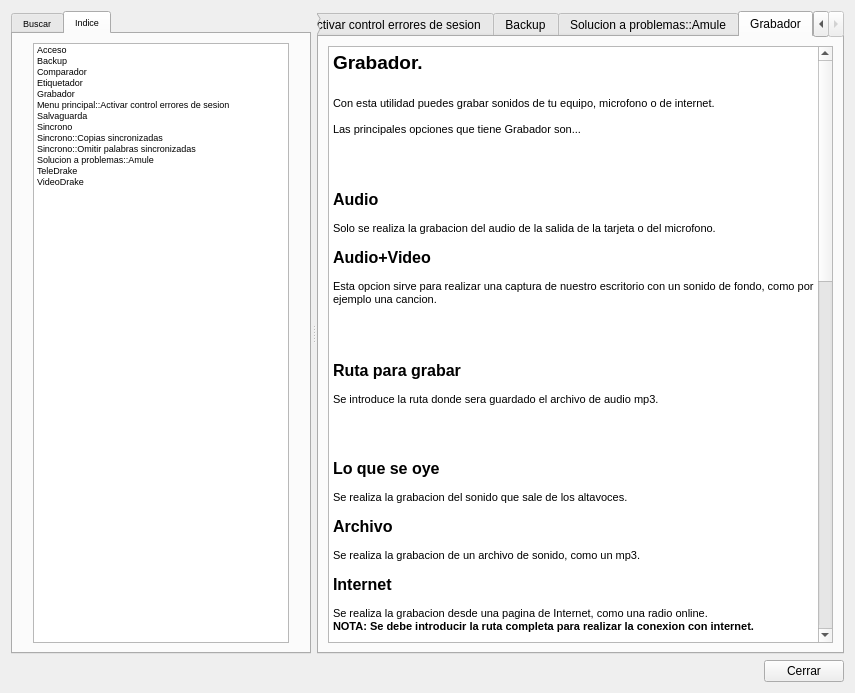
kapyderi/recoverdrake-v3, file ayuda.ui: the form before one commit.
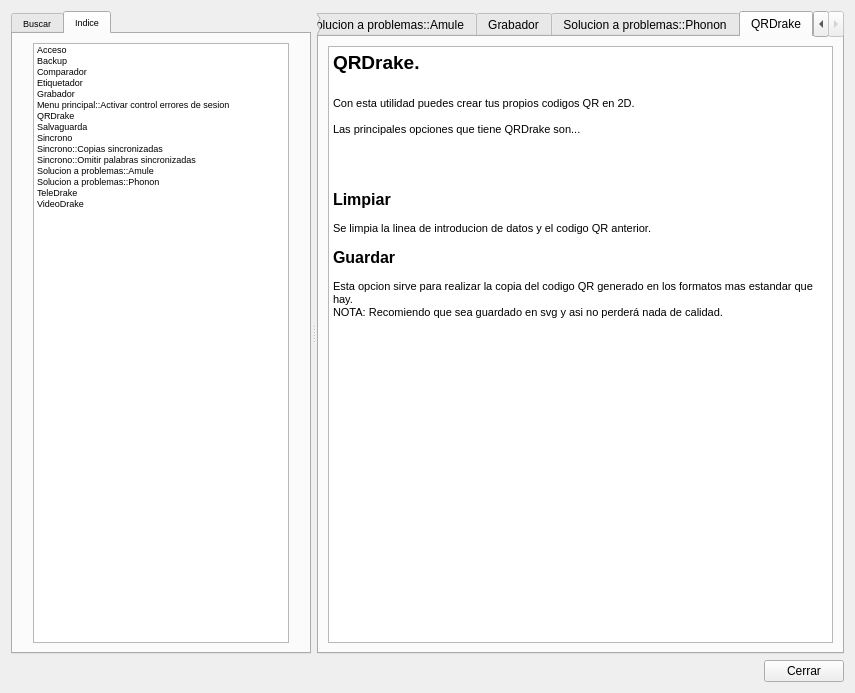
The form after the commit. The open tabs and pages were chosen to show the change. Icons and pictures are not drawn.

```diff
--- a/ayuda.ui
+++ b/ayuda.ui
@@ -248,6 +248,11 @@
             <string>Menu principal::Activar control errores de sesion</string>
            </property>
           </item>
+          <item>
+           <property name="text">
+            <string>QRDrake</string>
+           </property>
+          </item>
           <item>
            <property name="text">
             <string>Salvaguarda</string>
@@ -273,6 +278,11 @@
             <string>Solucion a problemas::Amule</string>
            </property>
           </item>
+          <item>
+           <property name="text">
+            <string>Solucion a problemas::Phonon</string>
+           </property>
+          </item>
           <item>
            <property name="text">
             <string>TeleDrake</string>
@@ -305,7 +315,7 @@
        <string>Ventana de ayuda</string>
       </property>
       <property name="currentIndex">
-       <number>12</number>
+       <number>14</number>
       </property>
       <widget class="QWidget" name="tab_1">
        <attribute name="title">
@@ -1482,6 +1492,69 @@
         </item>
        </layout>
       </widget>
+      <widget class="QWidget" name="tab_13">
+       <attribute name="title">
+        <string>Solucion a problemas::Phonon</string>
+       </attribute>
+       <layout class="QGridLayout" name="gridLayout_17">
+        <item row="0" column="0">
+         <widget class="QTextEdit" name="textEdit_14">
+          <property name="readOnly">
+           <bool>true</bool>
+          </property>
+          <property name="html">
+           <string>&lt;!DOCTYPE HTML PUBLIC &quot;-//W3C//DTD HTML 4.0//EN&quot; &quot;http://www.w3.org/TR/REC-html40/strict.dtd&quot;&gt;
+&lt;html&gt;&lt;head&gt;&lt;meta name=&quot;qrichtext&quot; content=&quot;1&quot; /&gt;&lt;style type=&quot;text/css&quot;&gt;
+p, li { white-space: pre-wrap; }
+&lt;/style&gt;&lt;/head&gt;&lt;body style=&quot; font-family:'Sans Serif'; font-size:9pt; font-weight:400; font-style:normal;&quot;&gt;
+&lt;p style=&quot; margin-top:0px; margin-bottom:0px; margin-left:0px; margin-right:0px; -qt-block-indent:0; text-indent:0px;&quot;&gt;&lt;span style=&quot; font-size:14pt; font-weight:600;&quot;&gt;Solucion a problema: Phonon.&lt;/span&gt;&lt;/p&gt;
+&lt;p style=&quot;-qt-paragraph-type:empty; margin-top:0px; margin-bottom:0px; margin-left:0px; margin-right:0px; -qt-block-indent:0; text-indent:0px; font-size:14pt; font-weight:600;&quot;&gt;&lt;br /&gt;&lt;/p&gt;
+&lt;p style=&quot; margin-top:0px; margin-bottom:0px; margin-left:0px; margin-right:0px; -qt-block-indent:0; text-indent:0px;&quot;&gt;&lt;img src=&quot;:/Imagenes/F1Qt.png&quot; /&gt;&lt;/p&gt;
+&lt;p style=&quot;-qt-paragraph-type:empty; margin-top:0px; margin-bottom:0px; margin-left:0px; margin-right:0px; -qt-block-indent:0; text-indent:0px; font-family:'Sans'; font-size:10pt;&quot;&gt;&lt;br /&gt;&lt;/p&gt;
+&lt;p style=&quot; margin-top:0px; margin-bottom:0px; margin-left:0px; margin-right:0px; -qt-block-indent:0; text-indent:0px;&quot;&gt;&lt;span style=&quot; font-size:8pt;&quot;&gt;Si utilizas QT para programar, he observado que hay un error en una nueva actualizacion de QT, donde Phonon si es utilizado en el codigo, da error y no se puede continuar.&lt;/span&gt;&lt;/p&gt;
+&lt;p style=&quot; margin-top:0px; margin-bottom:0px; margin-left:0px; margin-right:0px; -qt-block-indent:0; text-indent:0px;&quot;&gt;&lt;span style=&quot; font-size:8pt;&quot;&gt;Esto es debido a un problema con la libreria de kde y hay que realizar este paso para que todo funcione correctamente.&lt;/span&gt;&lt;/p&gt;&lt;/body&gt;&lt;/html&gt;</string>
+          </property>
+         </widget>
+        </item>
+       </layout>
+      </widget>
+      <widget class="QWidget" name="tab_14">
+       <attribute name="title">
+        <string>QRDrake</string>
+       </attribute>
+       <layout class="QGridLayout" name="gridLayout_18">
+        <item row="0" column="0">
+         <widget class="QTextEdit" name="textEdit_15">
+          <property name="readOnly">
+           <bool>true</bool>
+          </property>
+          <property name="html">
+           <string>&lt;!DOCTYPE HTML PUBLIC &quot;-//W3C//DTD HTML 4.0//EN&quot; &quot;http://www.w3.org/TR/REC-html40/strict.dtd&quot;&gt;
+&lt;html&gt;&lt;head&gt;&lt;meta name=&quot;qrichtext&quot; content=&quot;1&quot; /&gt;&lt;style type=&quot;text/css&quot;&gt;
+p, li { white-space: pre-wrap; }
+&lt;/style&gt;&lt;/head&gt;&lt;body style=&quot; font-family:'Sans Serif'; font-size:9pt; font-weight:400; font-style:normal;&quot;&gt;
+&lt;p style=&quot; margin-top:0px; margin-bottom:0px; margin-left:0px; margin-right:0px; -qt-block-indent:0; text-indent:0px;&quot;&gt;&lt;span style=&quot; font-size:14pt; font-weight:600;&quot;&gt;QRDrake.&lt;/span&gt;&lt;/p&gt;
+&lt;p style=&quot;-qt-paragraph-type:empty; margin-top:0px; margin-bottom:0px; margin-left:0px; margin-right:0px; -qt-block-indent:0; text-indent:0px; font-size:14pt; font-weight:600;&quot;&gt;&lt;br /&gt;&lt;/p&gt;
+&lt;p style=&quot; margin-top:0px; margin-bottom:0px; margin-left:0px; margin-right:0px; -qt-block-indent:0; text-indent:0px;&quot;&gt;&lt;span style=&quot; font-size:8pt;&quot;&gt;Con esta utilidad puedes crear tus propios codigos QR en 2D.&lt;/span&gt;&lt;/p&gt;
+&lt;p style=&quot;-qt-paragraph-type:empty; margin-top:0px; margin-bottom:0px; margin-left:0px; margin-right:0px; -qt-block-indent:0; text-indent:0px; font-size:8pt;&quot;&gt;&lt;br /&gt;&lt;/p&gt;
+&lt;p style=&quot; margin-top:0px; margin-bottom:0px; margin-left:0px; margin-right:0px; -qt-block-indent:0; text-indent:0px;&quot;&gt;&lt;span style=&quot; font-size:8pt;&quot;&gt;Las principales opciones que tiene QRDrake son...&lt;/span&gt;&lt;/p&gt;
+&lt;p style=&quot;-qt-paragraph-type:empty; margin-top:0px; margin-bottom:0px; margin-left:0px; margin-right:0px; -qt-block-indent:0; text-indent:0px; font-size:8pt;&quot;&gt;&lt;br /&gt;&lt;/p&gt;
+&lt;p style=&quot;-qt-paragraph-type:empty; margin-top:0px; margin-bottom:0px; margin-left:0px; margin-right:0px; -qt-block-indent:0; text-indent:0px; font-size:8pt;&quot;&gt;&lt;br /&gt;&lt;/p&gt;
+&lt;p style=&quot; margin-top:0px; margin-bottom:0px; margin-left:0px; margin-right:0px; -qt-block-indent:0; text-indent:0px;&quot;&gt;&lt;img src=&quot;:/Imagenes/F1QRDrake.png&quot; /&gt;&lt;/p&gt;
+&lt;p style=&quot;-qt-paragraph-type:empty; margin-top:0px; margin-bottom:0px; margin-left:0px; margin-right:0px; -qt-block-indent:0; text-indent:0px;&quot;&gt;&lt;br /&gt;&lt;/p&gt;
+&lt;p style=&quot; margin-top:0px; margin-bottom:0px; margin-left:0px; margin-right:0px; -qt-block-indent:0; text-indent:0px;&quot;&gt;&lt;span style=&quot; font-size:12pt; font-weight:600;&quot;&gt;Limpiar&lt;/span&gt;&lt;/p&gt;
+&lt;p style=&quot;-qt-paragraph-type:empty; margin-top:0px; margin-bottom:0px; margin-left:0px; margin-right:0px; -qt-block-indent:0; text-indent:0px; font-size:8pt;&quot;&gt;&lt;br /&gt;&lt;/p&gt;
+&lt;p style=&quot; margin-top:0px; margin-bottom:0px; margin-left:0px; margin-right:0px; -qt-block-indent:0; text-indent:0px;&quot;&gt;&lt;span style=&quot; font-size:8pt;&quot;&gt;Se limpia la linea de introducion de datos y el codigo QR anterior.&lt;/span&gt;&lt;/p&gt;
+&lt;p style=&quot;-qt-paragraph-type:empty; margin-top:0px; margin-bottom:0px; margin-left:0px; margin-right:0px; -qt-block-indent:0; text-indent:0px; font-size:8pt;&quot;&gt;&lt;br /&gt;&lt;/p&gt;
+&lt;p style=&quot; margin-top:0px; margin-bottom:0px; margin-left:0px; margin-right:0px; -qt-block-indent:0; text-indent:0px;&quot;&gt;&lt;span style=&quot; font-size:12pt; font-weight:600;&quot;&gt;Guardar&lt;/span&gt;&lt;/p&gt;
+&lt;p style=&quot;-qt-paragraph-type:empty; margin-top:0px; margin-bottom:0px; margin-left:0px; margin-right:0px; -qt-block-indent:0; text-indent:0px; font-size:8pt; font-weight:600;&quot;&gt;&lt;br /&gt;&lt;/p&gt;
+&lt;p style=&quot; margin-top:0px; margin-bottom:0px; margin-left:0px; margin-right:0px; -qt-block-indent:0; text-indent:0px;&quot;&gt;&lt;span style=&quot; font-size:8pt;&quot;&gt;Esta opcion sirve para realizar la copia del codigo QR generado en los formatos mas estandar que hay.&lt;/span&gt;&lt;/p&gt;
+&lt;p style=&quot; margin-top:0px; margin-bottom:0px; margin-left:0px; margin-right:0px; -qt-block-indent:0; text-indent:0px;&quot;&gt;&lt;span style=&quot; font-size:8pt;&quot;&gt;NOTA: Recomiendo que sea guardado en svg y asi no perderá nada de calidad.&lt;/span&gt;&lt;/p&gt;&lt;/body&gt;&lt;/html&gt;</string>
+          </property>
+         </widget>
+        </item>
+       </layout>
+      </widget>
      </widget>
     </widget>
    </item>
```
Left out of the diff: 12 changed lines with no effect on the pictures.
